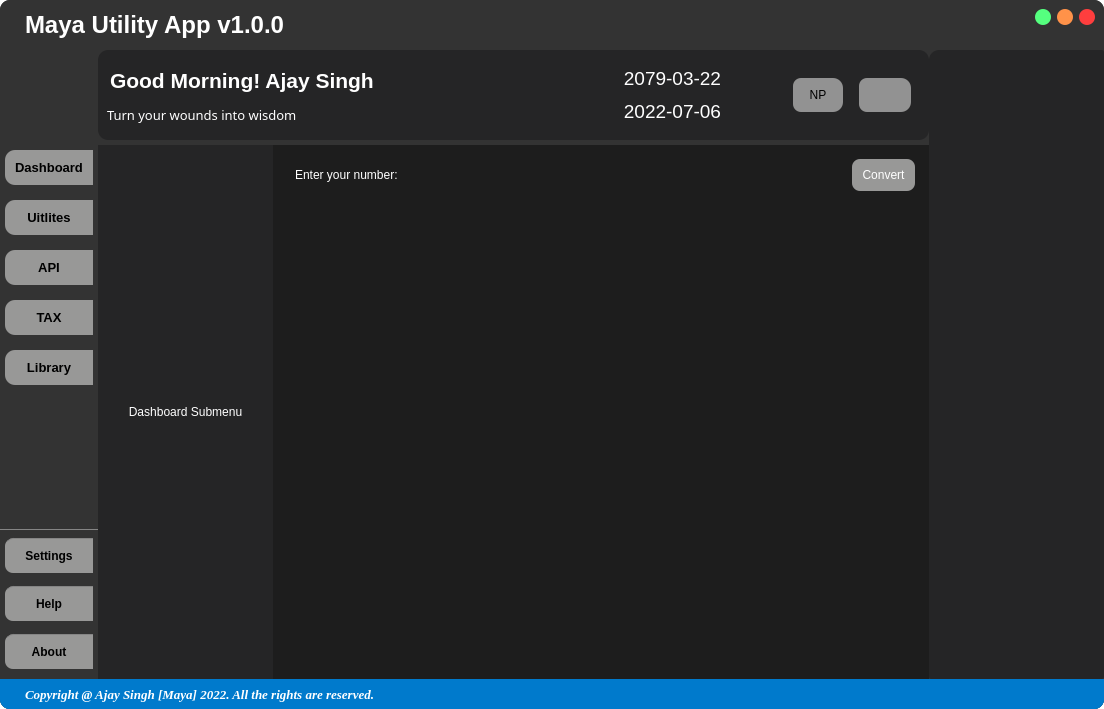
Before: the Qt Designer form assets/UI/Interface.ui in mentormaya/Maya-Utility-App, drawn with Qt 5.
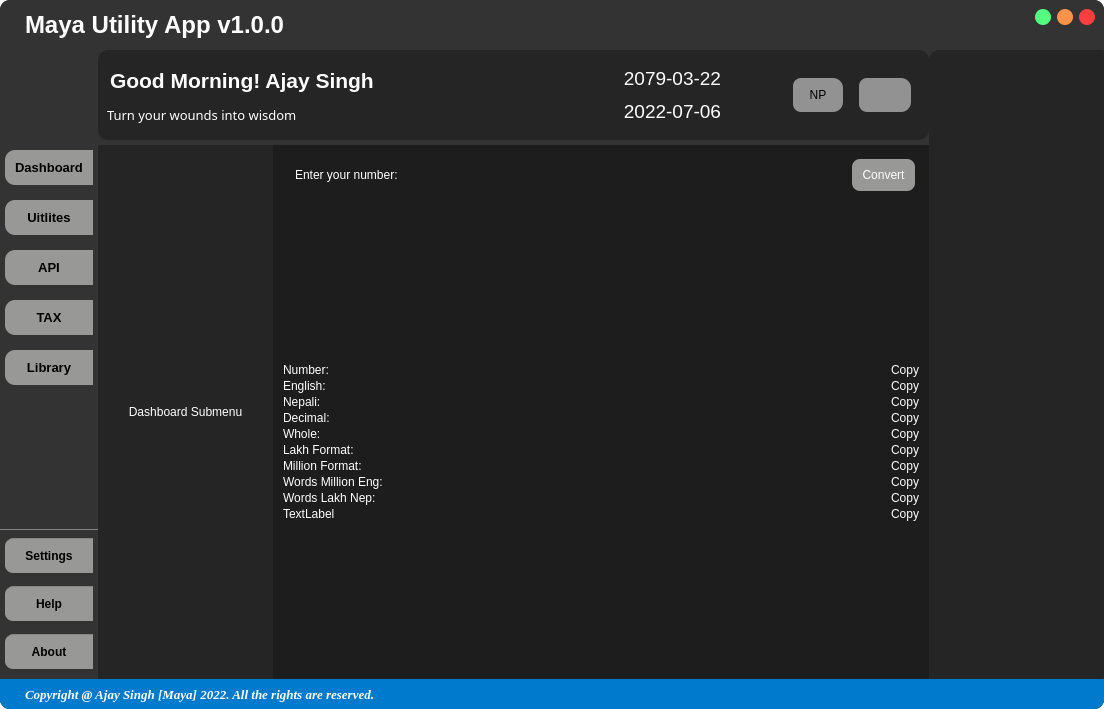
After: the same form once the commit is applied. Icons and pictures are not drawn.

Diff of the .ui file:
```diff
--- a/assets/UI/Interface.ui
+++ b/assets/UI/Interface.ui
@@ -659,6 +659,242 @@
                    <property name="frameShadow">
                     <enum>QFrame::Raised</enum>
                    </property>
+                   <layout class="QVBoxLayout" name="verticalLayout_11">
+                    <property name="spacing">
+                     <number>0</number>
+                    </property>
+                    <property name="leftMargin">
+                     <number>0</number>
+                    </property>
+                    <property name="topMargin">
+                     <number>0</number>
+                    </property>
+                    <property name="rightMargin">
+                     <number>0</number>
+                    </property>
+                    <property name="bottomMargin">
+                     <number>0</number>
+                    </property>
+                    <item>
+                     <layout class="QGridLayout" name="number_output">
+                      <property name="leftMargin">
+                       <number>10</number>
+                      </property>
+                      <property name="topMargin">
+                       <number>10</number>
+                      </property>
+                      <property name="rightMargin">
+                       <number>10</number>
+                      </property>
+                      <property name="bottomMargin">
+                       <number>10</number>
+                      </property>
+                      <property name="horizontalSpacing">
+                       <number>10</number>
+                      </property>
+                      <item row="0" column="0">
+                       <widget class="QLabel" name="num_lbl">
+                        <property name="text">
+                         <string>Number:</string>
+                        </property>
+                       </widget>
+                      </item>
+                      <item row="0" column="1">
+                       <widget class="QLineEdit" name="number_disp"/>
+                      </item>
+                      <item row="0" column="2">
+                       <widget class="QPushButton" name="num_copy_btn">
+                        <property name="cursor">
+                         <cursorShape>PointingHandCursor</cursorShape>
+                        </property>
+                        <property name="text">
+                         <string>Copy</string>
+                        </property>
+                       </widget>
+                      </item>
+                      <item row="1" column="0">
+                       <widget class="QLabel" name="eng_lbl">
+                        <property name="text">
+                         <string>English:</string>
+                        </property>
+                       </widget>
+                      </item>
+                      <item row="1" column="1">
+                       <widget class="QLineEdit" name="english_disp"/>
+                      </item>
+                      <item row="1" column="2">
+                       <widget class="QPushButton" name="eng_copy_btn">
+                        <property name="cursor">
+                         <cursorShape>PointingHandCursor</cursorShape>
+                        </property>
+                        <property name="text">
+                         <string>Copy</string>
+                        </property>
+                       </widget>
+                      </item>
+                      <item row="2" column="0">
+                       <widget class="QLabel" name="nepali_lbl">
+                        <property name="text">
+                         <string>Nepali:</string>
+                        </property>
+                       </widget>
+                      </item>
+                      <item row="2" column="1">
+                       <widget class="QLineEdit" name="nepali_disp"/>
+                      </item>
+                      <item row="2" column="2">
+                       <widget class="QPushButton" name="nep_copy_btn">
+                        <property name="cursor">
+                         <cursorShape>PointingHandCursor</cursorShape>
+                        </property>
+                        <property name="text">
+                         <string>Copy</string>
+                        </property>
+                       </widget>
+                      </item>
+                      <item row="3" column="0">
+                       <widget class="QLabel" name="decimal_lbl">
+                        <property name="text">
+                         <string>Decimal:</string>
+                        </property>
+                       </widget>
+                      </item>
+                      <item row="3" column="1">
+                       <widget class="QLineEdit" name="decimal_disp"/>
+                      </item>
+                      <item row="3" column="2">
+                       <widget class="QPushButton" name="decimal_copy_btn">
+                        <property name="cursor">
+                         <cursorShape>PointingHandCursor</cursorShape>
+                        </property>
+                        <property name="text">
+                         <string>Copy</string>
+                        </property>
+                       </widget>
+                      </item>
+                      <item row="4" column="0">
+                       <widget class="QLabel" name="whole_lbl">
+                        <property name="text">
+                         <string>Whole:</string>
+                        </property>
+                       </widget>
+                      </item>
+                      <item row="4" column="1">
+                       <widget class="QLineEdit" name="whole_disp"/>
+                      </item>
+                      <item row="4" column="2">
+                       <widget class="QPushButton" name="whole_copy_btn">
+                        <property name="cursor">
+                         <cursorShape>PointingHandCursor</cursorShape>
+                        </property>
+                        <property name="text">
+                         <string>Copy</string>
+                        </property>
+                       </widget>
+                      </item>
+                      <item row="5" column="0">
+                       <widget class="QLabel" name="lakh_lbl">
+                        <property name="text">
+                         <string>Lakh Format:</string>
+                        </property>
+                       </widget>
+                      </item>
+                      <item row="5" column="1">
+                       <widget class="QLineEdit" name="lakh_format_disp"/>
+                      </item>
+                      <item row="5" column="2">
+                       <widget class="QPushButton" name="lakh_copy_btn">
+                        <property name="cursor">
+                         <cursorShape>PointingHandCursor</cursorShape>
+                        </property>
+                        <property name="text">
+                         <string>Copy</string>
+                        </property>
+                       </widget>
+                      </item>
+                      <item row="6" column="0">
+                       <widget class="QLabel" name="million_lbl">
+                        <property name="text">
+                         <string>Million Format:</string>
+                        </property>
+                       </widget>
+                      </item>
+                      <item row="6" column="1">
+                       <widget class="QLineEdit" name="million_format_disp"/>
+                      </item>
+                      <item row="6" column="2">
+                       <widget class="QPushButton" name="million_copy_btn">
+                        <property name="cursor">
+                         <cursorShape>PointingHandCursor</cursorShape>
+                        </property>
+                        <property name="text">
+                         <string>Copy</string>
+                        </property>
+                       </widget>
+                      </item>
+                      <item row="7" column="0">
+                       <widget class="QLabel" name="words_eng_lbl">
+                        <property name="text">
+                         <string>Words Million Eng:</string>
+                        </property>
+                       </widget>
+                      </item>
+                      <item row="7" column="1">
+                       <widget class="QLineEdit" name="words_eng_disp"/>
+                      </item>
+                      <item row="7" column="2">
+                       <widget class="QPushButton" name="eng_words_copy_btn">
+                        <property name="cursor">
+                         <cursorShape>PointingHandCursor</cursorShape>
+                        </property>
+                        <property name="text">
+                         <string>Copy</string>
+                        </property>
+                       </widget>
+                      </item>
+                      <item row="8" column="0">
+                       <widget class="QLabel" name="words_nep_lbl">
+                        <property name="text">
+                         <string>Words Lakh Nep:</string>
+                        </property>
+                       </widget>
+                      </item>
+                      <item row="8" column="1">
+                       <widget class="QLineEdit" name="words_nep_disp"/>
+                      </item>
+                      <item row="8" column="2">
+                       <widget class="QPushButton" name="nep_words_copy_btn">
+                        <property name="cursor">
+                         <cursorShape>PointingHandCursor</cursorShape>
+                        </property>
+                        <property name="text">
+                         <string>Copy</string>
+                        </property>
+                       </widget>
+                      </item>
+                      <item row="9" column="0">
+                       <widget class="QLabel" name="label_12">
+                        <property name="text">
+                         <string>TextLabel</string>
+                        </property>
+                       </widget>
+                      </item>
+                      <item row="9" column="1">
+                       <widget class="QLineEdit" name="lineEdit_10"/>
+                      </item>
+                      <item row="9" column="2">
+                       <widget class="QPushButton" name="pushButton_10">
+                        <property name="cursor">
+                         <cursorShape>PointingHandCursor</cursorShape>
+                        </property>
+                        <property name="text">
+                         <string>Copy</string>
+                        </property>
+                       </widget>
+                      </item>
+                     </layout>
+                    </item>
+                   </layout>
                   </widget>
                  </item>
                 </layout>
```
